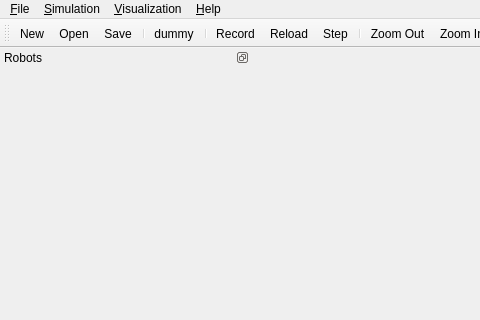
This is mainwindow.ui in ruffsl/discoverage as Qt 5 draws it before an edit; both pictures show x 0 to 480 and y 0 to 320 of the 1358 by 678 pixel window. The edited form follows.
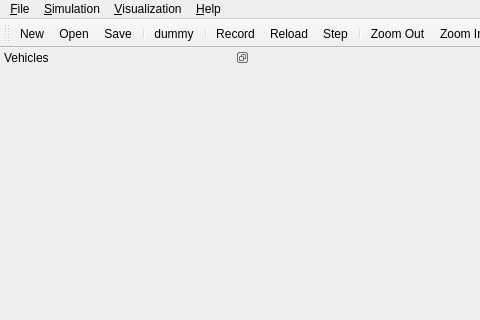
This is the edited form. Icons and pictures are not drawn.

Commit message: Robot -> Vehicle

Diff of the .ui file:
```diff
--- a/mainwindow.ui
+++ b/mainwindow.ui
@@ -162,7 +162,7 @@
     <set>QDockWidget::DockWidgetFloatable|QDockWidget::DockWidgetMovable</set>
    </property>
    <property name="windowTitle">
-    <string>Robots</string>
+    <string>Vehicles</string>
    </property>
    <attribute name="dockWidgetArea">
     <number>1</number>
```
The commit also changes 1 other file.
